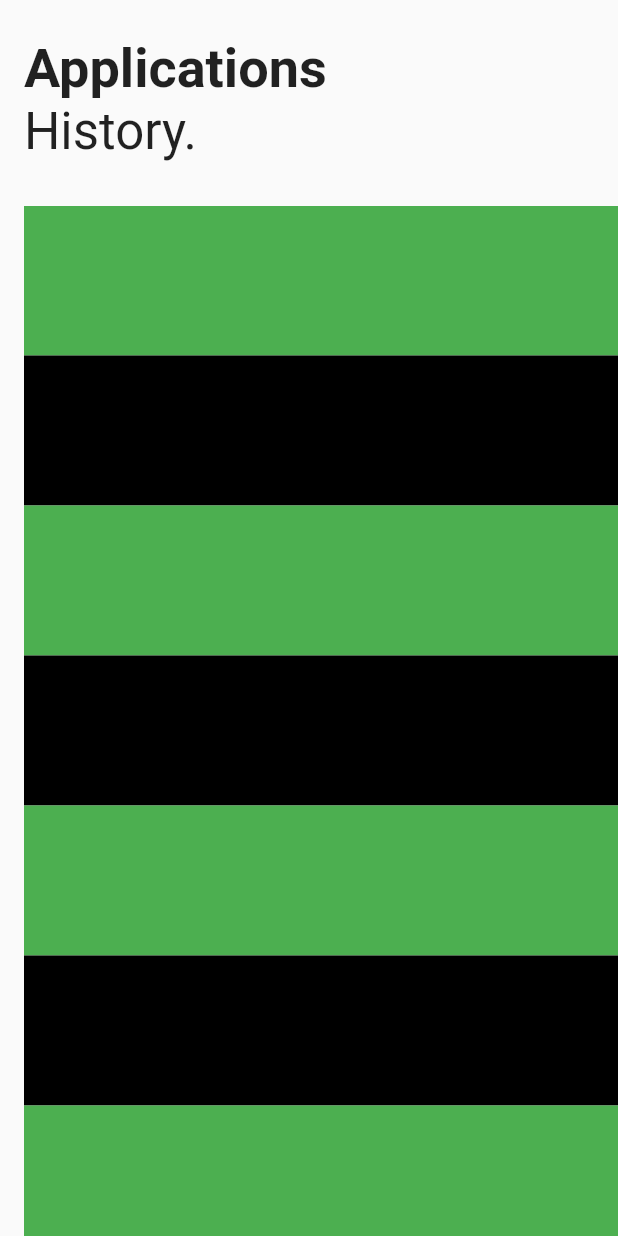
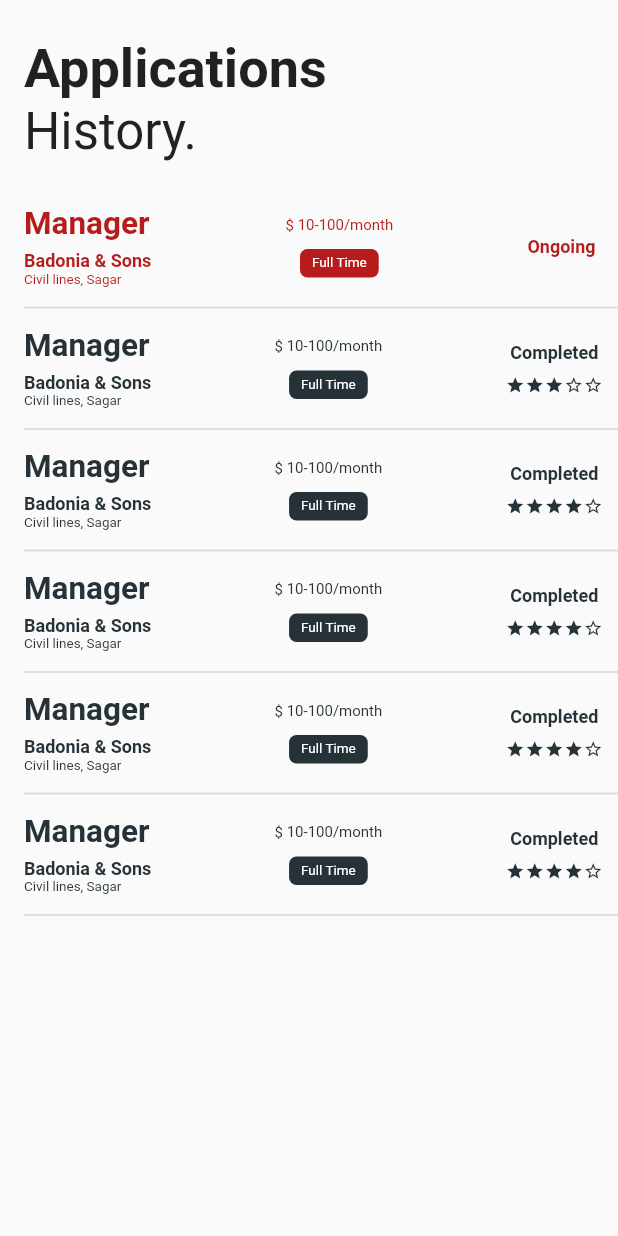
Before and after one commit to Amal4m41/HASPR_assignment, a Flutter app: the screen it shows after launch, on a phone screen of 412 x 824 dp. Run offline on Flutter 3.47's test engine with Material 2 defaults, Android fonts, the phone set to English and light mode, and no system bars.

Commit message:
Completed applications history screen

```diff
--- /dev/null
+++ b/lib/components/application_history_item.dart
@@ -0,0 +1,144 @@
+import 'package:flutter/cupertino.dart';
+import 'package:flutter/material.dart';
+import 'package:haspr_assignment/components/rectangular_round_button.dart';
+import 'package:haspr_assignment/utils/widget_functions.dart';
+
+class ApplicationHistoryItem extends StatelessWidget {
+  final Color itemColor;
+  final String designation;
+  final String companyName;
+  final String location;
+  final String salaryDetails;
+  final bool isFulltime;
+  final bool isCompleted;
+  final int? rating;
+
+  const ApplicationHistoryItem({
+    Key? key,
+    required this.itemColor,
+    required this.designation,
+    required this.companyName,
+    required this.location,
+    required this.salaryDetails,
+    required this.isFulltime,
+    required this.isCompleted,
+    this.rating,
+  }) : super(key: key);
+
+  @override
+  Widget build(BuildContext context) {
+    return Column(
+      children: [
+        Row(
+          mainAxisAlignment: MainAxisAlignment.spaceBetween,
+          children: [
+            Column(
+              crossAxisAlignment: CrossAxisAlignment.start,
+              children: [
+                Text(
+                  designation,
+                  style: TextStyle(
+                    color: itemColor,
+                    fontWeight: FontWeight.bold,
+                    fontSize: 21,
+                  ),
+                ),
+                addVerticalSpace(5),
+                Column(
+                  crossAxisAlignment: CrossAxisAlignment.start,
+                  children: [
+                    Text(companyName,
+                        style: TextStyle(
+                            fontWeight: FontWeight.bold,
+                            fontSize: 12,
+                            color: itemColor)),
+                    Text(
+                      location,
+                      style: TextStyle(fontSize: 9, color: itemColor),
+                    ),
+                  ],
+                ),
+              ],
+            ),
+            Column(
+              crossAxisAlignment: CrossAxisAlignment.center,
+              children: [
+                Text(salaryDetails,
+                    style: TextStyle(color: itemColor, fontSize: 10)),
+                addVerticalSpace(10),
+                RectangularRoundButton(
+                    child: Text(
+                      isFulltime ? 'Full Time' : 'Part Time',
+                      style: TextStyle(fontSize: 9, color: Colors.white),
+                    ),
+                    padding: EdgeInsets.symmetric(horizontal: 8, vertical: 4),
+                    borderRadius: 5,
+                    borderWidth: 0,
+                    buttonColor: itemColor),
+              ],
+            ),
+            Container(
+              padding: EdgeInsets.only(right: 10),
+              child: isCompleted
+                  ? Column(
+                      children: [
+                        Text(
+                          'Completed',
+                          style: TextStyle(
+                              color: itemColor,
+                              fontSize: 12,
+                              fontWeight: FontWeight.bold),
+                        ),
+                        addVerticalSpace(8),
+                        rating != null
+                            ? Row(
+                                children: getStarRating(rating!, itemColor),
+                              )
+                            : addEmptyWidget(),
+                      ],
+                    )
+                  : Padding(
+                      padding: const EdgeInsets.only(right: 5.0),
+                      child: Text(
+                        'Ongoing',
+                        style: TextStyle(
+                            color: itemColor,
+                            fontSize: 12,
+                            fontWeight: FontWeight.bold),
+                      ),
+                    ),
+            )
+          ],
+        ),
+        const Padding(
+          padding: EdgeInsets.symmetric(vertical: 5.0),
+          child: Divider(
+            thickness: 1.2,
+          ),
+        )
+      ],
+    );
+  }
+
+  List<Icon> getStarRating(int rating, Color color) {
+    final List<Icon> ratingIcons = [];
+    for (int i = 0; i < 5; i++) {
+      //5-start rating.
+      if (i <= rating - 1) {
+        ratingIcons.add(Icon(
+          Icons.star,
+          size: 13,
+          color: color,
+        ));
+      } else {
+        ratingIcons.add(Icon(
+          Icons.star_border,
+          color: color,
+          size: 13,
+        ));
+      }
+    }
+
+    return ratingIcons;
+  }
+}
--- a/lib/screens/notifications_screen.dart
+++ b/lib/screens/notifications_screen.dart
@@ -2,6 +2,7 @@ import 'package:flutter/material.dart';
 import 'package:haspr_assignment/components/notification_divider.dart';
 import 'package:haspr_assignment/components/notification_item.dart';
 import 'package:haspr_assignment/components/title_widget.dart';
+import 'package:haspr_assignment/utils/constants/colors.dart';
 import 'package:haspr_assignment/utils/widget_functions.dart';
 
 class NotificationScreen extends StatelessWidget {
--- a/lib/screens/post_ad_screen.dart
+++ b/lib/screens/post_ad_screen.dart
@@ -2,6 +2,7 @@ import 'package:flutter/cupertino.dart';
 import 'package:flutter/material.dart';
 import 'package:flutter/painting.dart';
 import 'package:flutter/rendering.dart';
+import 'package:haspr_assignment/components/application_history_item.dart';
 import 'package:haspr_assignment/components/notification_divider.dart';
 import 'package:haspr_assignment/components/notification_item.dart';
 import 'package:haspr_assignment/components/rectangular_round_button.dart';
@@ -23,49 +24,98 @@ class PostAdScreen extends StatelessWidget {
             TitleWidget(title: "Applications", subtitle: 'History.'),
             addVerticalSpace(30),
             Expanded(
-              child: ListView.separated(
-                  shrinkWrap: true,
-                  itemBuilder: (context, index) => Container(
-                        height: 100,
-                        width: 100,
-                        color: Colors.green,
-                      ),
-                  separatorBuilder: (_, index) => Container(
-                        height: 100,
-                        color: Colors.black,
-                      ),
-                  itemCount: 6),
+              child: ListView.builder(
+                  itemBuilder: (context, index) {
+                    final data = applicationsData[index];
+                    print(data);
+                    final isCompleted = data['isCompleted'];
+
+                    final itemColor = isCompleted
+                        ? Colors.blueGrey.shade900
+                        : Colors.red.shade900;
+
+                    return isCompleted
+                        ? ApplicationHistoryItem(
+                            isCompleted: isCompleted,
+                            rating: data['rating'],
+                            itemColor: itemColor,
+                            designation: data['designation'],
+                            companyName: data['companyName'],
+                            location: data['location'],
+                            isFulltime: data['isFulltime'],
+                            salaryDetails: data['salaryDetails'],
+                          )
+                        : ApplicationHistoryItem(
+                            isCompleted: isCompleted,
+                            itemColor: itemColor,
+                            designation: data['designation'],
+                            companyName: data['companyName'],
+                            location: data['location'],
+                            isFulltime: data['isFulltime'],
+                            salaryDetails: data['salaryDetails'],
+                          );
+                  },
+                  itemCount: applicationsData.length),
             )
           ],
         ),
       )),
     );
   }
+}
 
-  RichText getDummyNotificationMessage() => RichText(
-        text: const TextSpan(
-            text: 'Your request for ',
-            style: TextStyle(color: Colors.black, fontSize: 12),
-            children: [
-              TextSpan(
-                  text: 'Manager',
-                  style: TextStyle(
-                      color: Colors.black, fontWeight: FontWeight.bold)),
-              TextSpan(text: ' at ', style: TextStyle(color: Colors.black)),
-              TextSpan(
-                  text: 'Badonia & sons',
-                  style: TextStyle(
-                      color: Colors.black, fontWeight: FontWeight.bold)),
-              TextSpan(
-                  text: ' has been shortlisted. Please contact',
-                  style: TextStyle(color: Colors.black)),
-              TextSpan(
-                  text: ' 9074770963 ',
-                  style: TextStyle(
-                      color: Colors.black, fontWeight: FontWeight.bold)),
-              TextSpan(
-                  text: 'for further information.',
-                  style: TextStyle(color: Colors.black)),
-            ]),
-      );
-}
+const List<Map<String, dynamic>> applicationsData = [
+  {
+    'designation': 'Manager',
+    'companyName': 'Badonia & Sons',
+    'location': 'Civil lines, Sagar',
+    'salaryDetails': '\$ 10-100/month',
+    'isFulltime': true,
+    'isCompleted': false,
+  },
+  {
+    'designation': 'Manager',
+    'companyName': 'Badonia & Sons',
+    'location': 'Civil lines, Sagar',
+    'salaryDetails': '\$ 10-100/month',
+    'isFulltime': true,
+    'isCompleted': true,
+    'rating': 3,
+  },
+  {
+    'designation': 'Manager',
+    'companyName': 'Badonia & Sons',
+    'location': 'Civil lines, Sagar',
+    'salaryDetails': '\$ 10-100/month',
+    'isFulltime': true,
+    'isCompleted': true,
+    'rating': 4,
+  },
+  {
+    'designation': 'Manager',
+    'companyName': 'Badonia & Sons',
+    'location': 'Civil lines, Sagar',
+    'salaryDetails': '\$ 10-100/month',
+    'isFulltime': true,
+    'isCompleted': true,
+    'rating': 4,
+  },
+  {
+    'designation': 'Manager',
+    'companyName': 'Badonia & Sons',
+    'location': 'Civil lines, Sagar',
+    'salaryDetails': '\$ 10-100/month',
+    'isFulltime': true,
+    'isCompleted': true,
+    'rating': 4,
+  },
+  {
+    'designation': 'Manager',
+    'companyName': 'Badonia & Sons',
+    'location': 'Civil lines, Sagar',
+    'salaryDetails': '\$ 10-100/month',
+    'isFulltime': true,
+    'isCompleted': true,
+    'rating': 4,
+  },
+];
```
